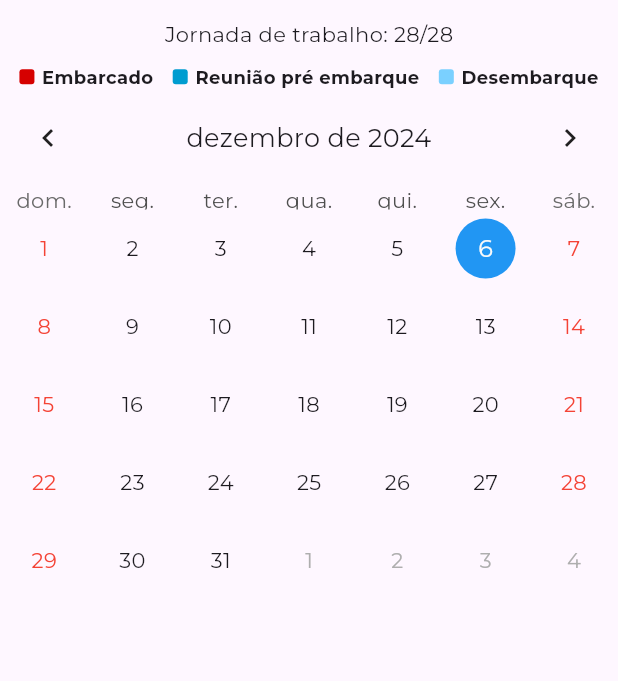
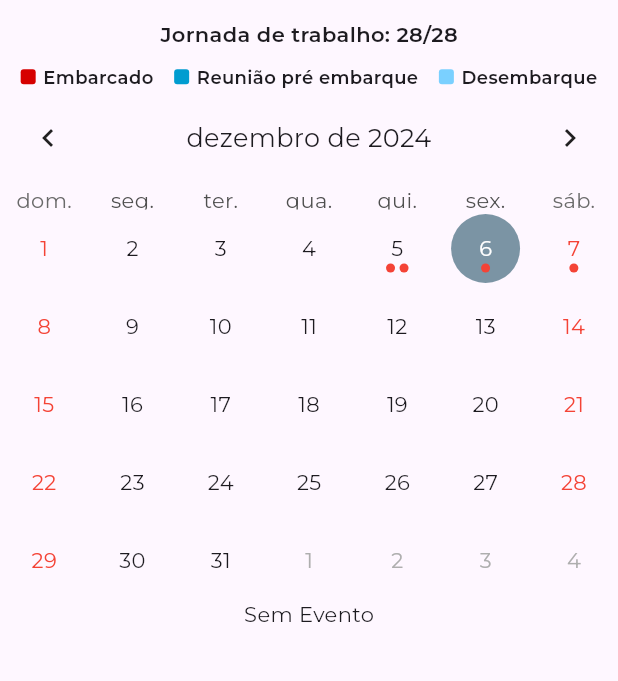
Before and after one commit to victorLessa/marine_app, a Flutter app: the screen it shows after launch, on a phone screen of 412 x 824 dp, the part 65-746 px from its top. Run offline on Flutter 3.47's test engine with Material 3 defaults, Android fonts, the phone set to English and light mode, and no system bars; drawn by our look-alikes of table_calendar; project files that could hold a hidden picture were left out.

Commit message:
wip: aplicando controle de eventos do calendario

```diff
--- a/lib/screens/home_screen.dart
+++ b/lib/screens/home_screen.dart
@@ -21,9 +21,7 @@ class HomeScreen extends StatelessWidget {
             children: [
               Text(
                 'Jornada de trabalho: 28/28',
-                style: TextStyle(
-                  fontSize: 14,
-                ),
+                style: TextStyle(fontSize: 14, fontWeight: FontWeight.w600),
               ),
               SizedBox(
                 height: 10,
@@ -41,7 +39,7 @@ class HomeScreen extends StatelessWidget {
                       color: Color.fromARGB(255, 122, 208, 255)),
                 ],
               ),
-              const Calendar(),
+              Calendar(),
             ],
           );
         },
--- a/lib/widgets/legend.dart
+++ b/lib/widgets/legend.dart
@@ -27,7 +27,7 @@ class Legend extends StatelessWidget {
         ),
         Text(
           title,
-          style: const TextStyle(fontSize: 12, fontWeight: FontWeight.bold),
+          style: const TextStyle(fontSize: 12, fontWeight: FontWeight.w600),
         )
       ],
     );
--- a/lib/widgets/table_calendar.dart
+++ b/lib/widgets/table_calendar.dart
@@ -9,44 +9,123 @@ class Calendar extends StatefulWidget {
 }
 
 class _CalendarPageState extends State<Calendar> {
-  DateTime _focusedDay = DateTime.now(); // Dia atual
+  final ValueNotifier<DateTime> _focusedDay = ValueNotifier(DateTime.now());
   DateTime? _selectedDay;
+  late Map<DateTime, List<Object>> _events;
 
-  Map<DateTime, List<String>> events = {
-    DateTime(2024, 12, 5): ['Evento 1', 'Evento 2'],
-    DateTime(2024, 12, 25): ['Natal'],
+  List<Object> _getEventsForDay(DateTime day) {
+    return _events[day] ?? [];
+  }
+
+  @override
+  void initState() {
+    super.initState();
+
+    // Inicializando os eventos
+    _events = {
+      DateTime.utc(2024, 12, 5): [
+        {"name": "Evento 1", "color": ""},
+        {"name": "Evento 2", "color": ""}
+      ],
+      DateTime.utc(2024, 12, 6): [
+        {"name": 'Evento 3', "color": ""}
+      ],
+      DateTime.utc(2024, 12, 7): [
+        {"name": 'Evento 3', "color": ""}
+      ],
     };
+
+    _selectedDay = _focusedDay.value;
+  }
 
   @override
   Widget build(BuildContext context) {
-    return TableCalendar(
+    return Column(children: [
+      TableCalendar(
         locale: 'pt_BR',
         firstDay: DateTime.utc(2000, 1, 1), // Primeiro dia possível
         lastDay: DateTime.utc(2100, 12, 31), // Último dia possível
-      focusedDay: _focusedDay,
+        focusedDay: _focusedDay.value,
         calendarFormat: CalendarFormat.month, // Formato inicial do calendário
         selectedDayPredicate: (day) => isSameDay(_selectedDay, day),
-      eventLoader: (day) => events[day] ?? [],
+        eventLoader: _getEventsForDay,
         onDaySelected: (selectedDay, focusedDay) {
           setState(() {
             _selectedDay = selectedDay;
-          _focusedDay = focusedDay;
+            _focusedDay.value = focusedDay;
           });
         },
+        calendarBuilders: CalendarBuilders(
+          todayBuilder: (context, day, focusedDay) {
+            return dayBuilder(const Color.fromARGB(255, 0, 156, 208), context,
+                day, focusedDay);
+          },
+          selectedBuilder: (context, day, focusedDay) {
+            return dayBuilder(const Color.fromARGB(255, 123, 148, 164), context,
+                day, focusedDay);
+          },
+          markerBuilder: (context, day, events) {
+            if (events.isNotEmpty) {
+              return Positioned(
+                bottom: 10, // Ajusta a posição das bolinhas
+                child: Row(
+                  mainAxisAlignment: MainAxisAlignment.center,
+                  children: events.take(3).map((event) {
+                    return Container(
+                      margin: const EdgeInsets.symmetric(horizontal: 1.5),
+                      width: 6,
+                      height: 6,
+                      decoration: const BoxDecoration(
+                        shape: BoxShape.circle,
+                        color: Colors.red, // Você pode personalizar a cor
+                      ),
+                    );
+                  }).toList(),
+                ),
+              );
+            }
+            return null;
+          },
+        ),
         headerStyle: const HeaderStyle(
           formatButtonVisible: false, // Oculta botão de alterar formato
           titleCentered: true, // Centraliza o título
         ),
         calendarStyle: const CalendarStyle(
-        todayDecoration: BoxDecoration(
-          color: Colors.blue,
+          weekendTextStyle: TextStyle(color: Colors.red),
+        ),
+      ),
+      ValueListenableBuilder<DateTime>(
+        valueListenable: _focusedDay,
+        builder: (context, value, _) {
+          List<Object> events = _events[value] ?? [];
+
+          if (events.isNotEmpty) {
+            return Column(
+              children: events.take(3).map((event) {
+                return Center(
+                  child: Text((event as Map<String, dynamic>)["name"]),
+                );
+              }).toList(),
+            );
+          }
+          return const Text("Sem Evento");
+        },
+      ),
+    ]);
+  }
+
+  Widget dayBuilder(Color color, context, day, focusedDay) {
+    return Container(
+      margin: const EdgeInsets.all(3.0),
+      alignment: Alignment.center,
+      decoration: BoxDecoration(
+        color: color, // Cor de fundo para o dia de hoje
         shape: BoxShape.circle,
       ),
-        selectedDecoration: BoxDecoration(
-          color: Colors.red,
-          shape: BoxShape.circle,
-        ),
-        weekendTextStyle: TextStyle(color: Colors.red),
+      child: Text(
+        '${day.day}',
+        style: const TextStyle(color: Colors.white), // Cor do texto
       ),
     );
   }
--- a/pubspec.yaml
+++ b/pubspec.yaml
@@ -80,8 +80,12 @@ flutter:
     - family: Montserrat
       fonts:
         - asset: assets/fonts/static/Montserrat-Regular.ttf
+        - asset: assets/fonts/static/Montserrat-Medium.ttf
+          weight: 600
+        - asset: assets/fonts/static/Montserrat-SemiBold.ttf
+          weight: 700
         - asset: assets/fonts/static/Montserrat-Bold.ttf
-          weight: 700
+          weight: 800
   #   - family: Trajan Pro
   #     fonts:
   #       - asset: fonts/TrajanPro.ttf
```
Also changed, not shown: lib/widgets/utils_calendar.dart (added, +44 -0 lines), 1 other file. Lines whose indentation alone changed are shown as unchanged.
